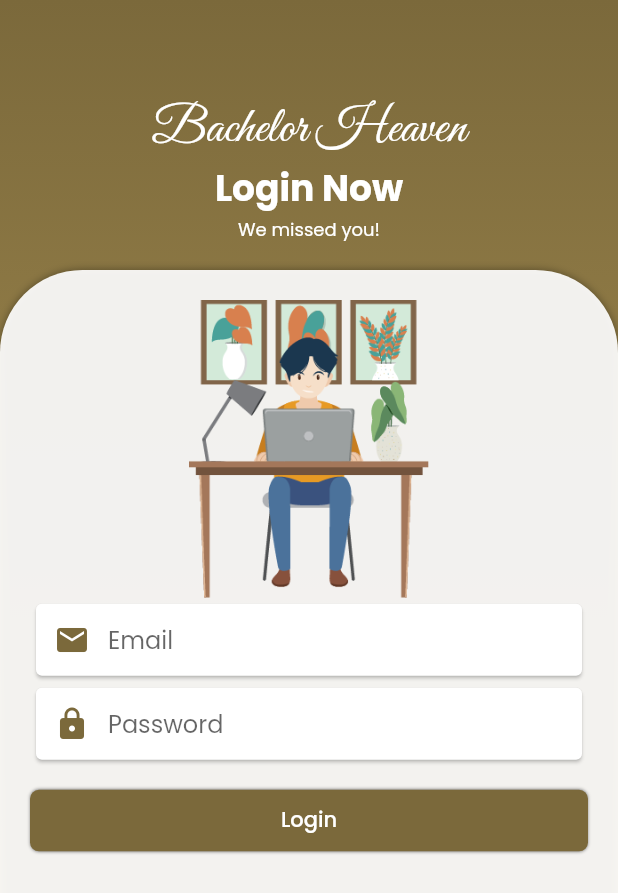
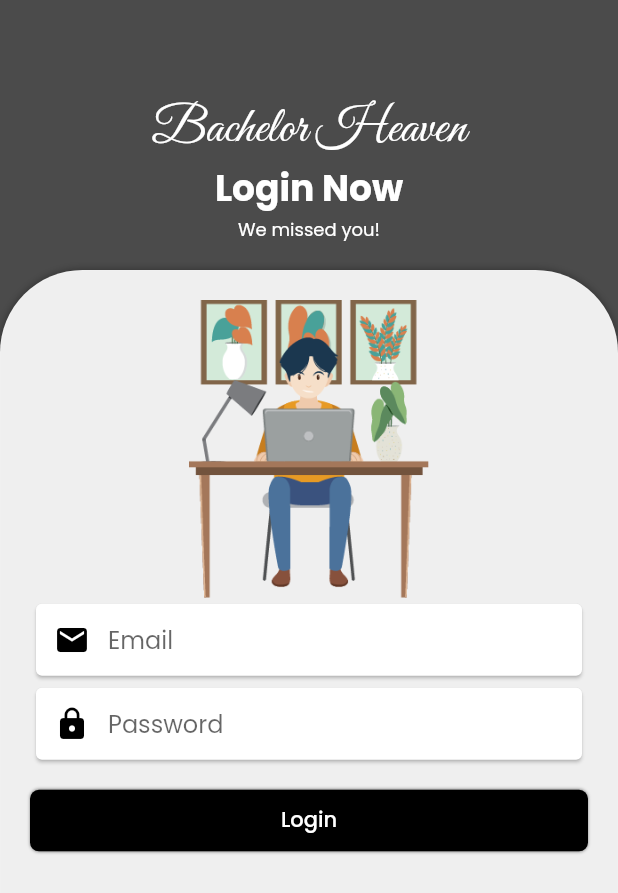
Before and after one commit to Pritom-Shajed/bacehlor-heaven, a Flutter app: the LoginScreen screen opened by its route, on a phone screen of 412 x 824 dp. Shown: the top 893 px of the screen. Run offline on Flutter 3.47's test engine with Material 2 defaults, Android fonts, the phone set to English and light mode, and no system bars; our stand-ins replace carousel_slider, get, google_fonts, google_nav_bar, lottie; network calls fail.

```diff
--- a/lib/constants/constants.dart
+++ b/lib/constants/constants.dart
@@ -8,13 +8,14 @@ String currentDate = DateFormat.yMMMd().format(DateTime.now());
 Color blackColor = Colors.black;
 Color whiteColor = Colors.white;
 Color greyColor = Colors.grey;
-Color bgColor1 = Color(0xffBEA35E);
-Color bgColor2 = Color(0xff7B693B);
+Color bgColor = Colors.black.withOpacity(0.7);
+// Color bgColor1 = Color(0xffBEA35E);
+// Color bgColor2 = Color(0xff7B693B);
 
-Gradient bgColorGradiant = LinearGradient(
-    begin: Alignment.bottomCenter,
-    end: Alignment.topCenter,
-    colors: [bgColor1, bgColor2]);
+// Gradient bgColorGradiant = LinearGradient(
+//     begin: Alignment.bottomCenter,
+//     end: Alignment.topCenter,
+//     colors: [bgColor1, bgColor2]);
 
 //Vertical Space
 const verticalSpace = Divider(
--- a/lib/view/auth/login_screen.dart
+++ b/lib/view/auth/login_screen.dart
@@ -21,9 +21,7 @@ class LoginScreen extends StatelessWidget {
               padding: EdgeInsets.only(top: 65),
               height: MediaQuery.of(context).size.height,
               width: MediaQuery.of(context).size.width,
-              decoration: BoxDecoration(
-                gradient: bgColorGradiant,
-              ),
+              decoration: BoxDecoration(color: bgColor),
               child: Column(
                 children: [
                   Text(
--- a/lib/view/bottom_nav.dart
+++ b/lib/view/bottom_nav.dart
@@ -25,7 +25,7 @@ class _BottomNavState extends State<BottomNav> {
     ];
     return GetBuilder<BottomNavController>(builder: (controller) {
       return Scaffold(
-        drawer: DrawerWidget(),
+        drawer: DrawerWidget(context),
         appBar: AppBar(
           elevation: 0,
         ),
--- a/lib/widgets/common/widgets.dart
+++ b/lib/widgets/common/widgets.dart
@@ -65,7 +65,7 @@ Widget customTextField(
       decoration: InputDecoration(
         hintText: hintText,
         prefixIcon: Icon(icon),
-        prefixIconColor: bgColor2,
+        prefixIconColor: blackColor,
         border: InputBorder.none,
       ),
     ),
@@ -85,7 +85,7 @@ Widget customButton({required String text, required VoidCallback onTap}) {
           blurRadius: 1,
           color: Colors.black45,
         )
-      ], color: bgColor2, borderRadius: BorderRadius.circular(6)),
+      ], color: blackColor, borderRadius: BorderRadius.circular(6)),
       child: Text(
         text,
         style: poppinsTextStyle(color: whiteColor, fontWeight: FontWeight.w500),
```
Also changed, not shown: lib/widgets/bottom sheet/bottom_scheet_widget.dart (added, +83 -0 lines), lib/widgets/home screen/home_widgets.dart (+28 -3 lines), assets/images/email.png (added), assets/images/google.png (added).
